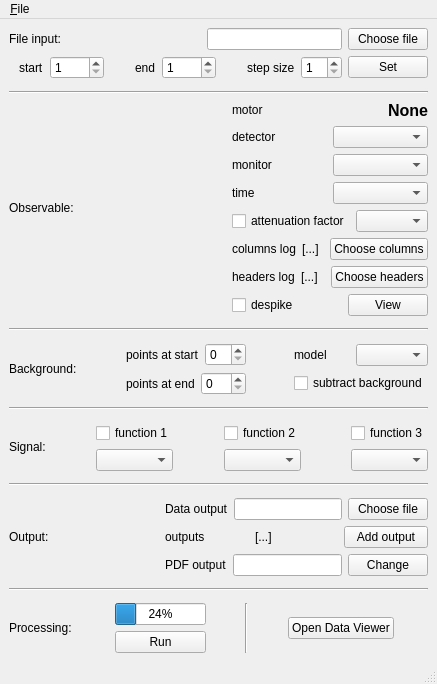
Old version of the form gui/iint-gui.ui in the repository syncope/adapt.
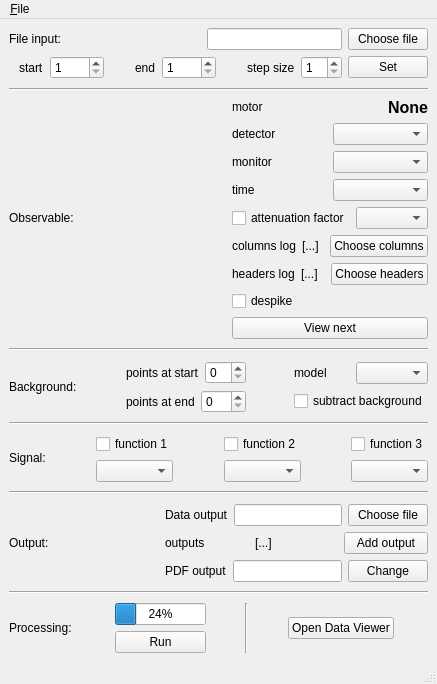
New version of the form.

Commit message:
progress to next stage: first steps at interactive image display
- next does not yet work; need constant reference to display window; needs more design

- implement "despike" as second colour to the same plot; PLUS LEGEND

What changed in the file:
```diff
--- a/gui/iint-gui.ui
+++ b/gui/iint-gui.ui
@@ -779,27 +779,14 @@
               </property>
              </widget>
             </item>
-            <item>
-             <spacer name="horizontalSpacer_8">
-              <property name="orientation">
-               <enum>Qt::Horizontal</enum>
-              </property>
-              <property name="sizeHint" stdset="0">
-               <size>
-                <width>40</width>
-                <height>20</height>
-               </size>
-              </property>
-             </spacer>
+           </layout>
             </item>
             <item>
              <widget class="QPushButton" name="observableVIEW">
               <property name="text">
-               <string>View</string>
-              </property>
-             </widget>
-            </item>
-           </layout>
+             <string>View next</string>
+            </property>
+           </widget>
           </item>
          </layout>
         </item>
```
Lines whose indentation alone changed are shown as unchanged. The commit also changes 2 other files.
